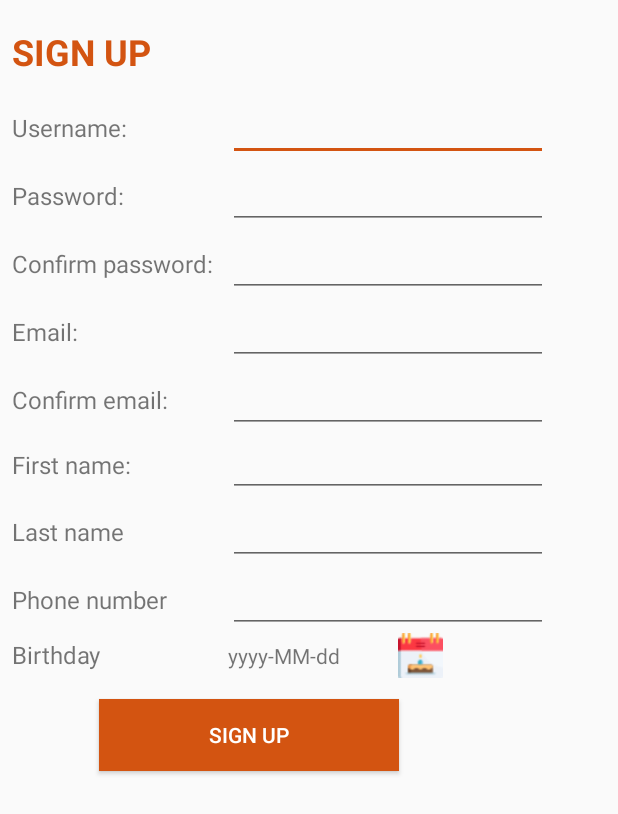
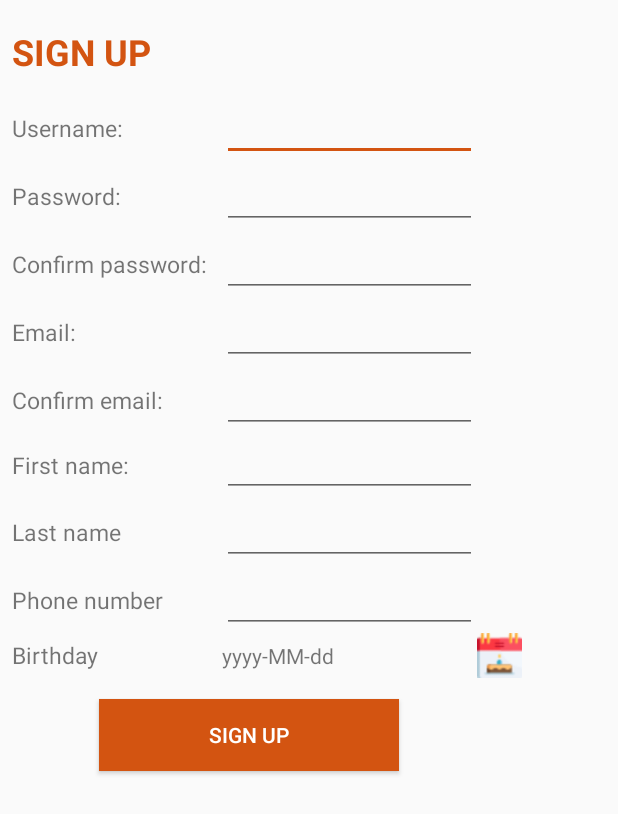
Before and after one commit to ThinhLP/CocShopApp, an Android app: the RegisterActivity screen opened directly, with no data from a screen before it, on a phone screen of 412 x 824 dp. Shown: the top 814 px of the screen. Run offline under Robolectric (Android 15) with nearby library versions, the light colour scheme and no system bars.

Commit message:
[Issue #7] Update layout for register view [ThinhLP]

```diff
--- a/app/src/main/res/layout/activity_register.xml
+++ b/app/src/main/res/layout/activity_register.xml
@@ -39,11 +39,11 @@
                 android:layout_width="wrap_content"
                 android:layout_height="wrap_content"
                 android:text="Username:"
-                android:textSize="16sp" />
+                android:textSize="15sp" />
 
             <EditText
                 android:id="@+id/edtUsername"
-                android:layout_width="200dp"
+                android:layout_width="170dp"
                 android:layout_height="wrap_content"
                 android:layout_marginLeft="10dp"
                 android:inputType="textPersonName"
@@ -59,11 +59,11 @@
                 android:layout_width="wrap_content"
                 android:layout_height="wrap_content"
                 android:text="Password:"
-                android:textSize="16sp" />
+                android:textSize="15sp" />
 
             <EditText
                 android:id="@+id/edtPassword"
-                android:layout_width="200dp"
+                android:layout_width="170dp"
                 android:layout_height="wrap_content"
                 android:layout_marginLeft="10dp"
                 android:ems="10"
@@ -78,11 +78,11 @@
                 android:layout_width="wrap_content"
                 android:layout_height="wrap_content"
                 android:text="Confirm password:"
-                android:textSize="16sp" />
+                android:textSize="15sp" />
 
             <EditText
                 android:id="@+id/edtConfirmPassword"
-                android:layout_width="200dp"
+                android:layout_width="170dp"
                 android:layout_height="wrap_content"
                 android:layout_marginLeft="10dp"
                 android:ems="10"
@@ -98,11 +98,11 @@
                 android:layout_width="wrap_content"
                 android:layout_height="wrap_content"
                 android:text="Email:"
-                android:textSize="16sp" />
+                android:textSize="15sp" />
 
             <EditText
                 android:id="@+id/edtEmail"
-                android:layout_width="200dp"
+                android:layout_width="170dp"
                 android:layout_height="wrap_content"
                 android:layout_marginLeft="10dp"
                 android:ems="10"
@@ -118,11 +118,11 @@
                 android:layout_width="wrap_content"
                 android:layout_height="wrap_content"
                 android:text="Confirm email:"
-                android:textSize="16sp" />
+                android:textSize="15sp" />
 
             <EditText
                 android:id="@+id/edtConfirmEmail"
-                android:layout_width="200dp"
+                android:layout_width="170dp"
                 android:layout_height="wrap_content"
                 android:layout_marginLeft="10dp"
                 android:ems="10"
@@ -138,11 +138,11 @@
                 android:layout_width="wrap_content"
                 android:layout_height="wrap_content"
                 android:text="First name: "
-                android:textSize="16sp" />
+                android:textSize="15sp" />
 
             <EditText
                 android:id="@+id/edtFirstname"
-                android:layout_width="200dp"
+                android:layout_width="170dp"
                 android:layout_height="wrap_content"
                 android:layout_marginLeft="10dp"
                 android:ems="10"
@@ -158,11 +158,11 @@
                 android:layout_width="wrap_content"
                 android:layout_height="wrap_content"
                 android:text="Last name"
-                android:textSize="16sp" />
+                android:textSize="15sp" />
 
             <EditText
                 android:id="@+id/edtLastname"
-                android:layout_width="200dp"
+                android:layout_width="170dp"
                 android:layout_height="wrap_content"
                 android:layout_marginLeft="10dp"
                 android:ems="10"
@@ -178,11 +178,11 @@
                 android:layout_width="wrap_content"
                 android:layout_height="wrap_content"
                 android:text="Phone number"
-                android:textSize="16sp" />
+                android:textSize="15sp" />
 
             <EditText
                 android:id="@+id/edtPhone"
-                android:layout_width="wrap_content"
+                android:layout_width="170dp"
                 android:layout_height="wrap_content"
                 android:ems="10"
                 android:layout_marginLeft="10dp"
@@ -193,12 +193,13 @@
         <TableRow
             android:layout_width="match_parent"
             android:layout_height="match_parent">
+
             <TextView
                 android:id="@+id/textView13"
                 android:layout_width="wrap_content"
                 android:layout_height="wrap_content"
                 android:text="Birthday"
-                android:textSize="16sp" />
+                android:textSize="15sp" />
 
             <TextView
                 android:id="@+id/txtBirth"
@@ -211,7 +212,6 @@
                 android:id="@+id/button"
                 android:layout_width="30dp"
                 android:layout_height="30dp"
-                android:layout_marginLeft="-100dp"
                 android:width="30dp"
                 android:background="@drawable/calendar"
                 android:onClick="pickDate" />
```
